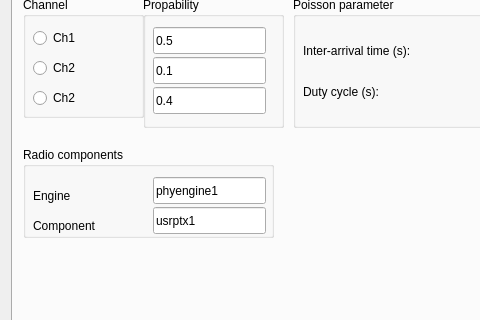
This is components/pySysMoCo/gui.ui in andrepuschmann/OSPECORR as Qt 5 draws it before an edit; both pictures show x 0 to 480 and y 120 to 440 of the 777 by 694 pixel window. The edited form follows.
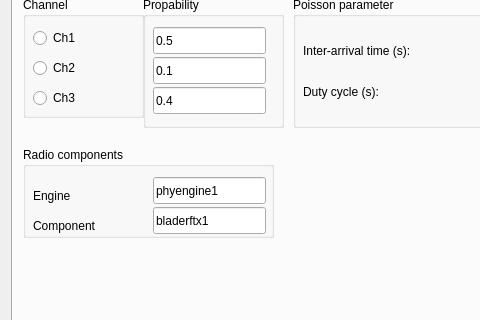
This is the edited form. The open tabs and pages were chosen to show the change.

The edit to the form file:
```diff
--- a/components/pySysMoCo/gui.ui
+++ b/components/pySysMoCo/gui.ui
@@ -1901,7 +1901,7 @@
          </rect>
         </property>
         <property name="text">
-         <string>Ch2</string>
+         <string>Ch3</string>
         </property>
        </widget>
       </widget>
@@ -2108,7 +2108,7 @@
          </rect>
         </property>
         <property name="text">
-         <string>usrptx1</string>
+         <string>bladerftx1</string>
         </property>
        </widget>
       </widget>
```
